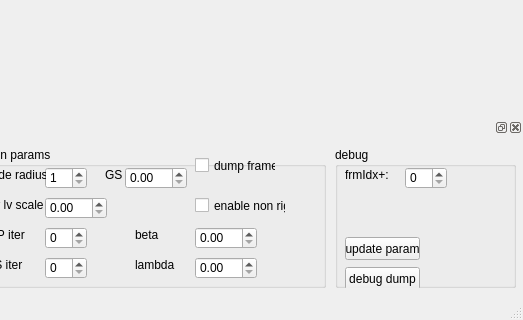
Old version of the form dynamicfusionui.ui in the repository dolphin-li/DynamicFusion; both pictures show x 755 to 1278 and y 549 to 869 of the 1278 by 869 pixel window.
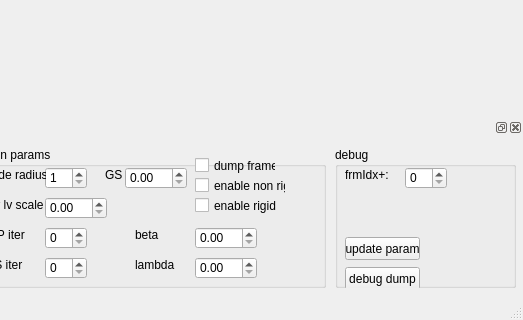
New version of the form. Custom widgets are drawn as their Qt base class.

Patch:
```diff
--- a/dynamicfusionui.ui
+++ b/dynamicfusionui.ui
@@ -537,7 +537,7 @@
       <property name="geometry">
        <rect>
         <x>220</x>
-        <y>50</y>
+        <y>30</y>
         <width>91</width>
         <height>17</height>
        </rect>
@@ -618,6 +618,19 @@
        </rect>
       </property>
      </widget>
+     <widget class="QCheckBox" name="cbEnableRigid">
+      <property name="geometry">
+       <rect>
+        <x>220</x>
+        <y>50</y>
+        <width>91</width>
+        <height>17</height>
+       </rect>
+      </property>
+      <property name="text">
+       <string>enable rigid</string>
+      </property>
+     </widget>
     </widget>
     <widget class="QGroupBox" name="gbAutoReset">
      <property name="geometry">
```
